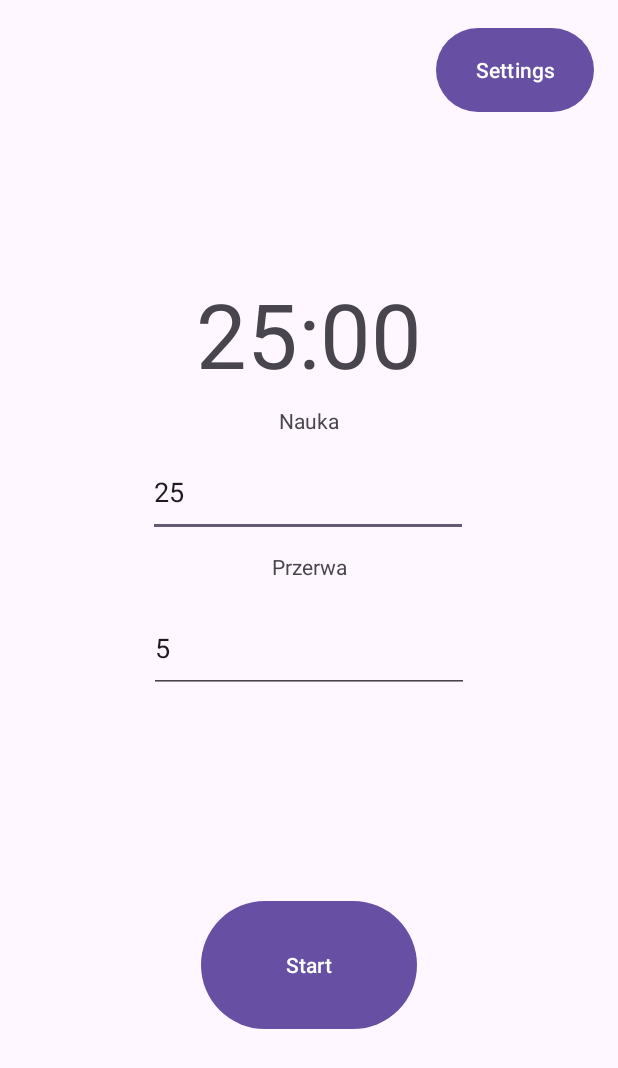
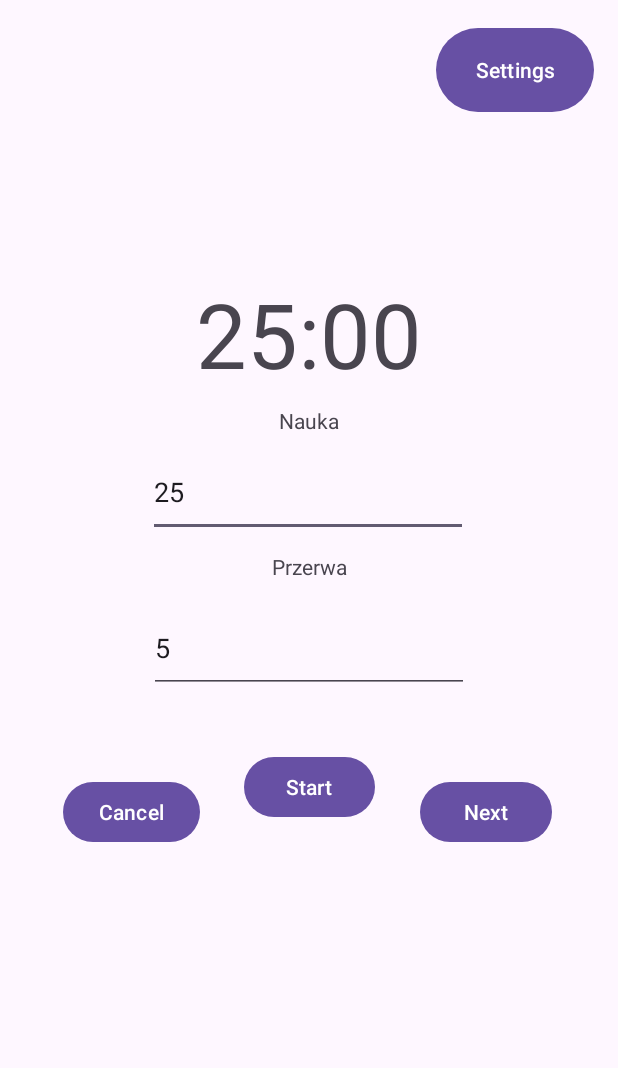
Before and after one commit to Amelia6554/Pomidoro, an Android app: the screen it shows after launch (MainActivity), on a phone screen of 412 x 824 dp. Shown: the top 1068 px of the screen. Run offline under Robolectric (Android 15) with nearby library versions, the phone set to English and light mode, and no system bars.

Commit message:
pasue button works

```diff
--- a/app/src/main/java/com/example/pomidoro/MainActivity.java
+++ b/app/src/main/java/com/example/pomidoro/MainActivity.java
@@ -29,7 +29,12 @@ public class MainActivity extends AppCompatActivity {
     EditText break_minutes_et;
     TextView timer_tv;
     Button start_btn;
+    Button cancel_btn;
+    Button settings_btn;
     boolean isTimerRunning;
+    boolean isPaused = false;
+    int secondsLeft = 0;
+
 
     @Override
     protected void onCreate(Bundle savedInstanceState) {
@@ -66,9 +71,15 @@ public class MainActivity extends AppCompatActivity {
         break_minutes_et = findViewById(R.id.break_minutes_et);
         timer_tv = findViewById(R.id.timer_tv);
         start_btn = findViewById(R.id.start_btn);
+        cancel_btn = findViewById(R.id.cancel_btn);
+        settings_btn = findViewById(R.id.settings_btn);
 
-        study_minutes_et.setText("25");
-        break_minutes_et.setText("5");
+        if (study_minutes_et.getText().toString().isEmpty())
+            study_minutes_et.setText("25");
+
+        if (break_minutes_et.getText().toString().isEmpty())
+            break_minutes_et.setText("5");
+
         timer_tv.setText("25:00");
     }
 
@@ -79,6 +90,20 @@ public class MainActivity extends AppCompatActivity {
                 start_timer();
             }
         });
+
+        cancel_btn.setOnClickListener(new View.OnClickListener() {
+            @Override
+            public void onClick(View v) {
+                stopTimer();
+            }
+        });
+
+        settings_btn.setOnClickListener(new View.OnClickListener() {
+            @Override
+            public void onClick(View v) {
+                launchSettings();
+            }
+        });
     }
 
     //BOROADCAST
@@ -87,7 +112,7 @@ public class MainActivity extends AppCompatActivity {
         public void onReceive(Context context, Intent intent) {
             String action = intent.getAction();
             if ("TIMER_TICK".equals(action)) {
-                int secondsLeft = intent.getIntExtra("seconds_left", 0);
+                secondsLeft = intent.getIntExtra("seconds_left", 0);
                 updateTimerDisplay(secondsLeft);
             } else if ("TIMER_FINISHED".equals(action)) {
                 onTimerFinished();
@@ -139,37 +164,70 @@ public class MainActivity extends AppCompatActivity {
             Toast.makeText(MainActivity.this, "Wprowadź poprawną liczbę minut", Toast.LENGTH_SHORT).show();
             return;
         }
+//
+//        if (!isTimerRunning) {
+//
+//
+//            start_btn.setText("STOP");
+//
+//            int minutes;
+//            if (isStudying) {
+//                minutes = Integer.parseInt(studyInput);
+//                timer_tv.setTextColor(Color.RED);
+//                study_minutes_et.setEnabled(false);
+//            } else {
+//                minutes = Integer.parseInt(breakInput);
+//                timer_tv.setTextColor(Color.GREEN);
+//                break_minutes_et.setEnabled(false);
+//            }
+//            isStudying = !isStudying;
+//            ForegroundService.startService(this, minutes);
+//            // Zaktualizuj interfejs
+//            isTimerRunning = true;
+//            //start_btn.setEnabled(false);
+//
+//            // Ustaw początkowy czas na wyświetlaczu
+//            updateTimerDisplay(minutes * 60);
+//
+//            Toast.makeText(this, "Pomodoro rozpoczęte!", Toast.LENGTH_SHORT).show();
+//
+//        } else {
+//            stopTimer();
+//            start_btn.setText("STOP");
+//        }
 
-        if (!isTimerRunning) {
-
-
-            start_btn.setText("STOP");
-
-            int minutes;
+        int minutes;
             if (isStudying) {
                 minutes = Integer.parseInt(studyInput);
-                timer_tv.setTextColor(Color.RED);
+                //timer_tv.setTextColor(Color.RED);
                 study_minutes_et.setEnabled(false);
             } else {
                 minutes = Integer.parseInt(breakInput);
-                timer_tv.setTextColor(Color.GREEN);
+                //timer_tv.setTextColor(Color.GREEN);
                 break_minutes_et.setEnabled(false);
             }
             isStudying = !isStudying;
-            ForegroundService.startService(this, minutes);
-            // Zaktualizuj interfejs
+
+        if (!isTimerRunning && !isPaused) {
+            // start nowy timer
+            secondsLeft = minutes * 60;
+            ForegroundService.startService(this, secondsLeft);
             isTimerRunning = true;
-            //start_btn.setEnabled(false);
-
-            // Ustaw początkowy czas na wyświetlaczu
-            updateTimerDisplay(minutes * 60);
-
-            Toast.makeText(this, "Pomodoro rozpoczęte!", Toast.LENGTH_SHORT).show();
-
-        } else {
-            stopTimer();
+            start_btn.setText("STOP");
+        } else if (isTimerRunning) {
+            // zatrzymaj, ale zapamiętaj czas
+            isPaused = true;
+            isTimerRunning = false;
+            ForegroundService.stopService(this);
+            start_btn.setText("WZNÓW");
+        } else if (isPaused) {
+            // wznowienie
+            ForegroundService.startService(this, secondsLeft);
+            isTimerRunning = true;
+            isPaused = false;
             start_btn.setText("STOP");
         }
+
     }
 
     private void stopTimer() {
@@ -178,7 +236,7 @@ public class MainActivity extends AppCompatActivity {
         Toast.makeText(this, "Pomodoro zatrzymane", Toast.LENGTH_SHORT).show();
     }
 
-    public void launchSettings(View v) {
+    public void launchSettings() {
         Toast.makeText(MainActivity.this, "Ustawienia", Toast.LENGTH_SHORT).show();
             Intent i = new Intent(this, SettingsActivity.class);
             //String message = ((EditText)findViewById(R.id.source)).getText().toString();
--- a/app/src/main/res/layout/activity_main.xml
+++ b/app/src/main/res/layout/activity_main.xml
@@ -8,11 +8,10 @@
     tools:context=".MainActivity">
 
     <Button
-        android:id="@+id/settings"
+        android:id="@+id/settings_btn"
         android:layout_width="105dp"
         android:layout_height="64dp"
         android:layout_marginEnd="16dp"
-        android:onClick="launchSettings"
         android:text="@string/settings"
         app:layout_constraintBottom_toBottomOf="parent"
         app:layout_constraintEnd_toEndOf="parent"
@@ -54,23 +53,13 @@
         app:layout_constraintStart_toStartOf="parent"
         app:layout_constraintTop_toTopOf="parent" />
 
-    <Button
-        android:id="@+id/start_btn"
-        android:layout_width="144dp"
-        android:layout_height="93dp"
-        android:text="@string/start_btn"
-        app:layout_constraintBottom_toBottomOf="parent"
-        app:layout_constraintEnd_toEndOf="parent"
-        app:layout_constraintStart_toStartOf="parent"
-        app:layout_constraintTop_toBottomOf="@+id/break_minutes_et" />
-
     <TextView
         android:id="@+id/textView"
         android:layout_width="65dp"
         android:layout_height="21dp"
         android:layout_marginTop="12dp"
         android:layout_marginBottom="10dp"
-        android:text="Nauka"
+        android:text="@string/study_text"
         android:textAlignment="center"
         app:layout_constraintBottom_toTopOf="@+id/study_minutes_et"
         app:layout_constraintEnd_toEndOf="parent"
@@ -83,12 +72,48 @@
         android:layout_height="26dp"
         android:layout_marginTop="70dp"
         android:layout_marginBottom="8dp"
-        android:text="Przerwa"
+        android:text="@string/break_text"
         android:textAlignment="center"
         app:layout_constraintBottom_toTopOf="@+id/break_minutes_et"
         app:layout_constraintEnd_toEndOf="parent"
         app:layout_constraintStart_toStartOf="parent"
         app:layout_constraintTop_toTopOf="@+id/study_minutes_et" />
 
+    <Button
+        android:id="@+id/next_btn"
+        android:layout_width="wrap_content"
+        android:layout_height="wrap_content"
+        android:text="@string/next_text"
+        app:layout_constraintBottom_toBottomOf="parent"
+        app:layout_constraintEnd_toEndOf="parent"
+        app:layout_constraintHorizontal_bias="0.405"
+        app:layout_constraintStart_toEndOf="@+id/start_btn"
+        app:layout_constraintTop_toBottomOf="@+id/break_minutes_et"
+        app:layout_constraintVertical_bias="0.176" />
+
+    <Button
+        android:id="@+id/cancel_btn"
+        android:layout_width="wrap_content"
+        android:layout_height="wrap_content"
+        android:text="@string/cancel_text"
+        app:layout_constraintBottom_toBottomOf="parent"
+        app:layout_constraintEnd_toStartOf="@+id/start_btn"
+        app:layout_constraintHorizontal_bias="0.585"
+        app:layout_constraintStart_toStartOf="parent"
+        app:layout_constraintTop_toBottomOf="@+id/break_minutes_et"
+        app:layout_constraintVertical_bias="0.176" />
+
+    <Button
+        android:id="@+id/start_btn"
+        android:layout_width="87dp"
+        android:layout_height="48dp"
+        android:layout_marginTop="36dp"
+        android:text="@string/start_btn"
+        app:layout_constraintBottom_toBottomOf="parent"
+        app:layout_constraintEnd_toEndOf="parent"
+        app:layout_constraintStart_toStartOf="parent"
+        app:layout_constraintTop_toBottomOf="@+id/break_minutes_et"
+        app:layout_constraintVertical_bias="0.01" />
+
 
 </androidx.constraintlayout.widget.ConstraintLayout>
--- a/app/src/main/res/values/strings.xml
+++ b/app/src/main/res/values/strings.xml
@@ -2,4 +2,8 @@
     <string name="app_name">Pomidoro</string>
     <string name="settings">Settings</string>
     <string name="start_btn">Start</string>
+    <string name="study_text">Nauka</string>
+    <string name="break_text">Przerwa</string>
+    <string name="cancel_text">Cancel</string>
+    <string name="next_text">Next</string>
 </resources>
```
Also changed, not shown: app/src/main/java/com/example/pomidoro/ForegroundService.java (+7 -8 lines).
